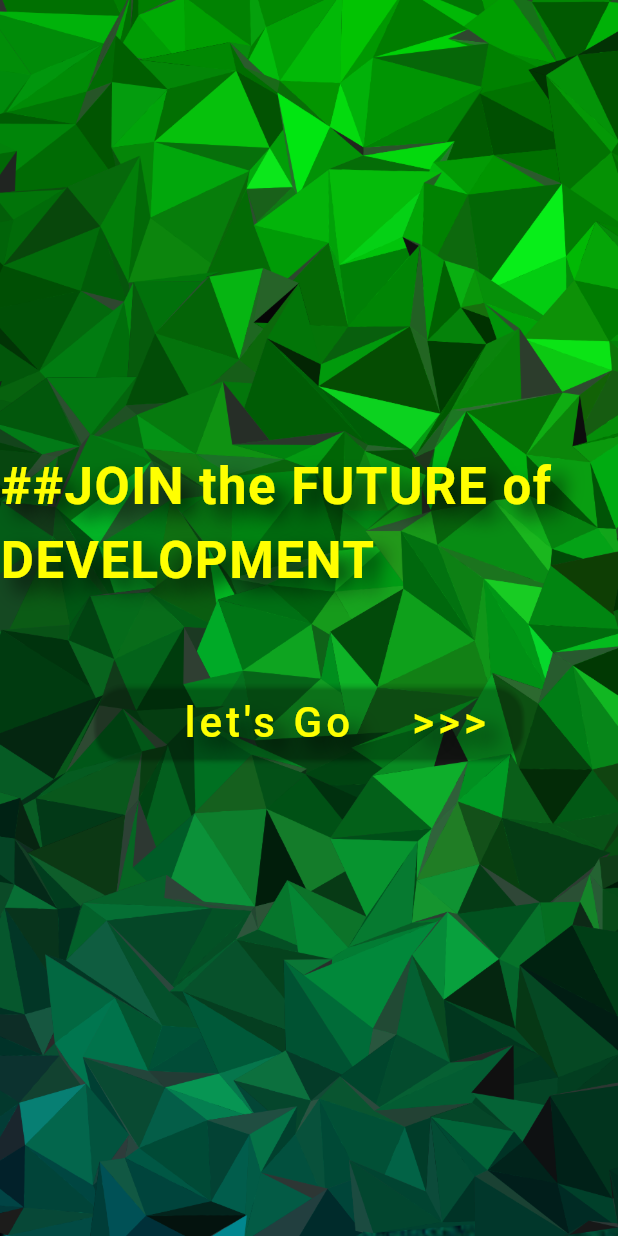
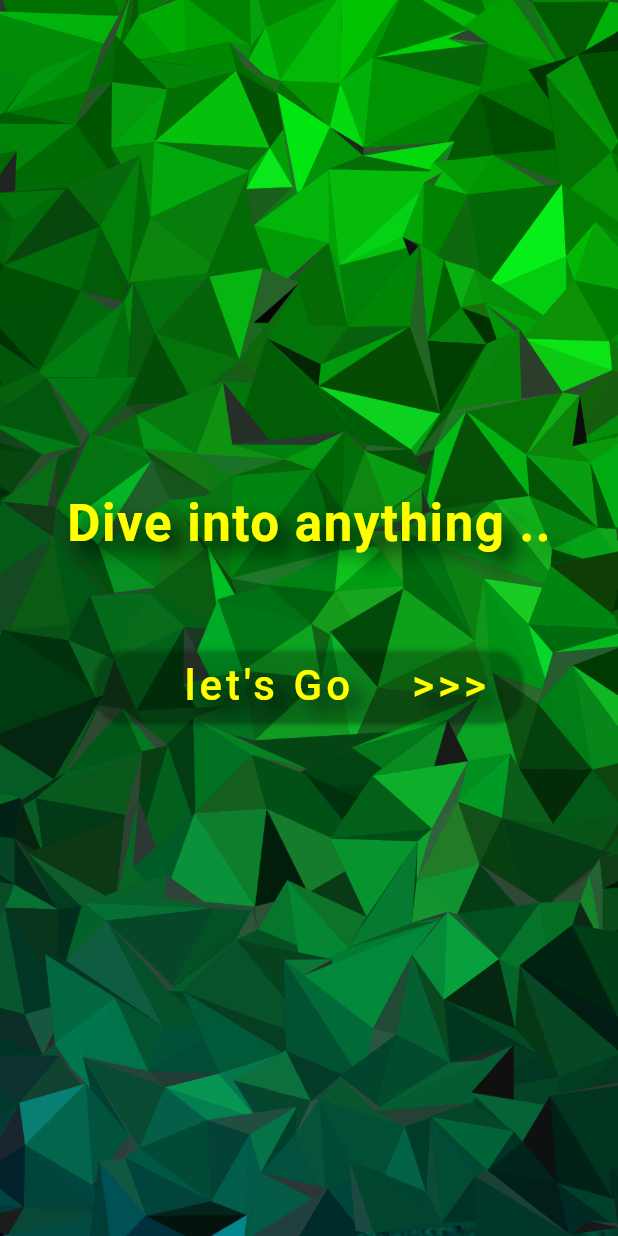
Before and after one commit to Alapan18/GrowGrid_prototype, a Flutter app: the screen it shows after launch, on a phone screen of 412 x 824 dp. Run offline on Flutter 3.47's test engine with Material 3 defaults, Android fonts, the phone set to English and light mode, and no system bars; our stand-ins replace cloud_firestore, dotted_border, file_picker, firebase_auth, firebase_core, firebase_storage and 5 more; missing offline and left inert: any_link_preview, tflite; accounts and stored records are empty.

Commit message:
login screen text try

```diff
--- a/lib/features/auth/screens/login_screen.dart
+++ b/lib/features/auth/screens/login_screen.dart
@@ -36,7 +36,7 @@ class LoginScreen extends ConsumerWidget {
                 children: [
                   Center(
                     child: Text(
-                      '##JOIN the FUTURE of DEVELOPMENT',
+                      'Dive into anything ..',
                       style: TextStyle(
                         fontSize: 34,
                         fontWeight: FontWeight.bold,
```
